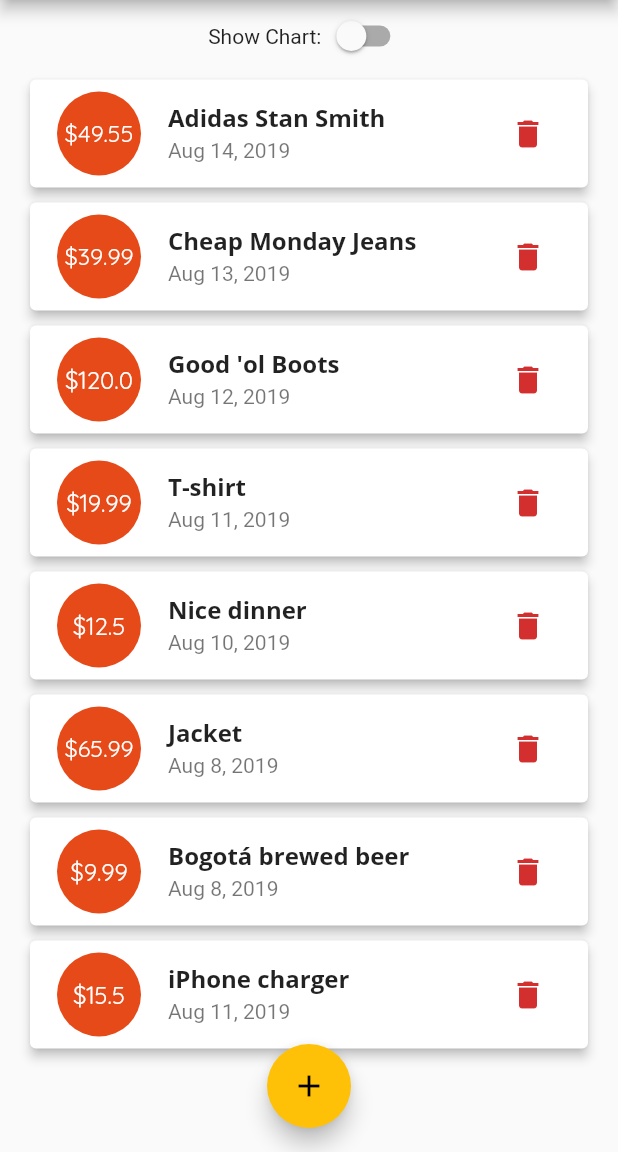
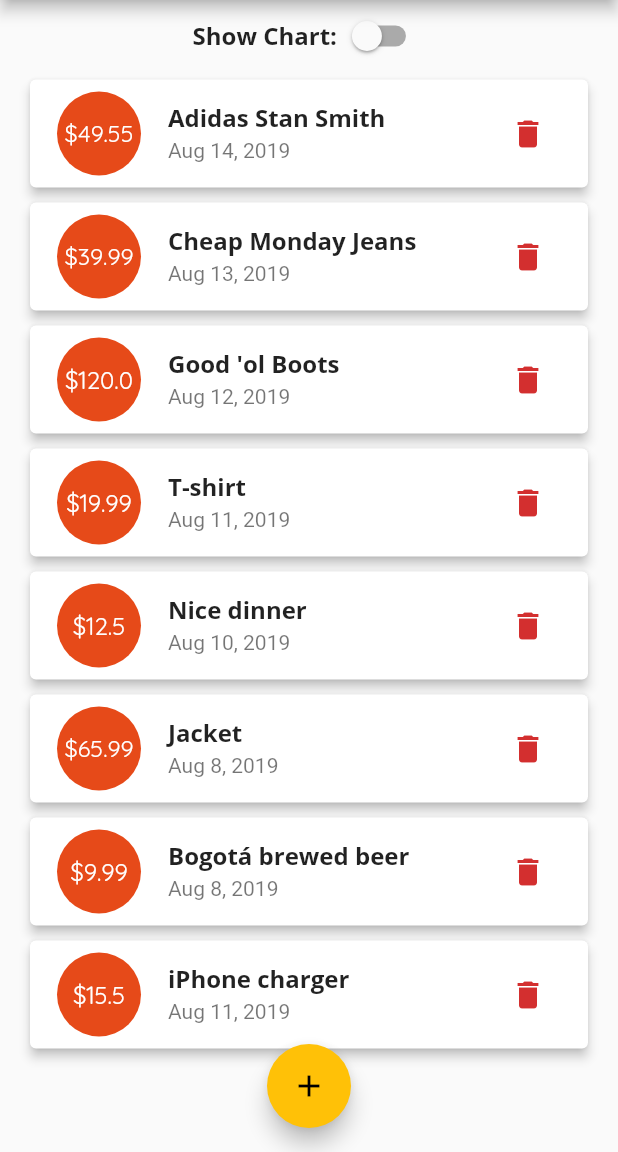
Before and after one commit to Haugen/flutter, a Flutter app: the screen it shows after launch, on a phone screen of 412 x 824 dp, the part 84-1236 px from its top. Run offline on Flutter 3.47's test engine with Material 2 defaults, Android fonts, the phone set to English and light mode, and no system bars.

Commit message:
Trying out Cupertino widgets for some native iOS look in iPhones.

```diff
--- a/expenses/lib/main.dart
+++ b/expenses/lib/main.dart
@@ -1,5 +1,6 @@
 import 'dart:io';
 
+import 'package:flutter/cupertino.dart';
 import 'package:flutter/material.dart';
 import 'package:flutter/services.dart';
 import 'package:uuid/uuid.dart';
@@ -160,7 +161,10 @@ class _MyHomePageState extends State<MyHomePage> {
     var showChartSwitch = Row(
       mainAxisAlignment: MainAxisAlignment.center,
       children: <Widget>[
-        Text('Show Chart:'),
+        Text(
+          'Show Chart:',
+          style: Theme.of(context).textTheme.title,
+        ),
         Switch.adaptive(
           value: _showChart,
           onChanged: (val) {
@@ -172,7 +176,20 @@ class _MyHomePageState extends State<MyHomePage> {
       ],
     );
 
-    var appBar = AppBar(
+    PreferredSizeWidget appBar = Platform.isIOS
+        ? CupertinoNavigationBar(
+            middle: Text('Personal expenses'),
+            trailing: Row(
+              mainAxisSize: MainAxisSize.min,
+              children: <Widget>[
+                GestureDetector(
+                  child: Icon(CupertinoIcons.add),
+                  onTap: () => _startAddNewTransaction(context),
+                )
+              ],
+            ),
+          )
+        : AppBar(
             title: Text('Personal expenses'),
             actions: <Widget>[
               IconButton(
@@ -186,16 +203,8 @@ class _MyHomePageState extends State<MyHomePage> {
         appBar.preferredSize.height -
         MediaQuery.of(context).padding.top;
 
-    return Scaffold(
-      floatingActionButton: Platform.isIOS
-          ? SizedBox.shrink()
-          : FloatingActionButton(
-              child: Icon(Icons.add),
-              onPressed: () => _startAddNewTransaction(context),
-            ),
-      floatingActionButtonLocation: FloatingActionButtonLocation.centerFloat,
-      appBar: appBar,
-      body: Column(
+    final pageBody = SafeArea(
+      child: Column(
         crossAxisAlignment: CrossAxisAlignment.stretch,
         children: <Widget>[
           _userTransactions.isNotEmpty
@@ -212,7 +221,9 @@ class _MyHomePageState extends State<MyHomePage> {
                           ? preferredHeight * 0.6
                           : preferredHeight * 0.9,
                       child: TransactionList(
-                          _userTransactions, _deleteTransaction),
+                        _userTransactions,
+                        _deleteTransaction,
+                      ),
                     ),
                   ],
                 )
@@ -220,5 +231,23 @@ class _MyHomePageState extends State<MyHomePage> {
         ],
       ),
     );
+
+    return Platform.isIOS
+        ? CupertinoPageScaffold(
+            child: pageBody,
+            navigationBar: appBar,
+          )
+        : Scaffold(
+            floatingActionButton: Platform.isIOS
+                ? SizedBox.shrink()
+                : FloatingActionButton(
+                    child: Icon(Icons.add),
+                    onPressed: () => _startAddNewTransaction(context),
+                  ),
+            floatingActionButtonLocation:
+                FloatingActionButtonLocation.centerFloat,
+            appBar: appBar,
+            body: pageBody,
+          );
   }
 }
```
Lines whose indentation alone changed are shown as unchanged.
